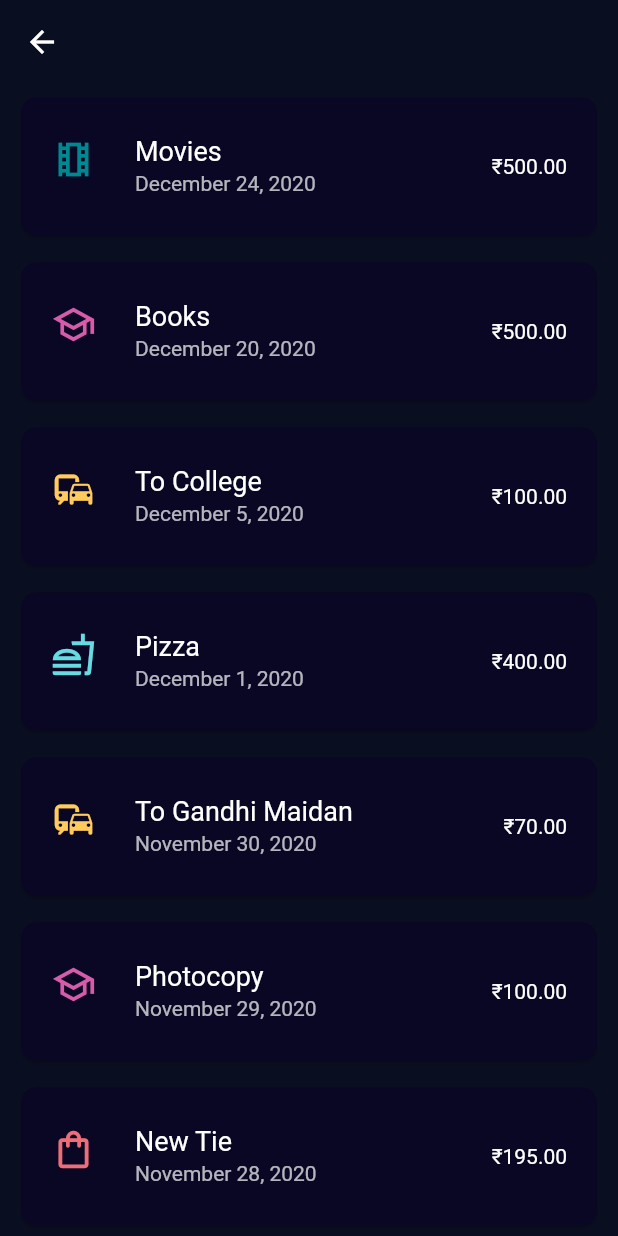
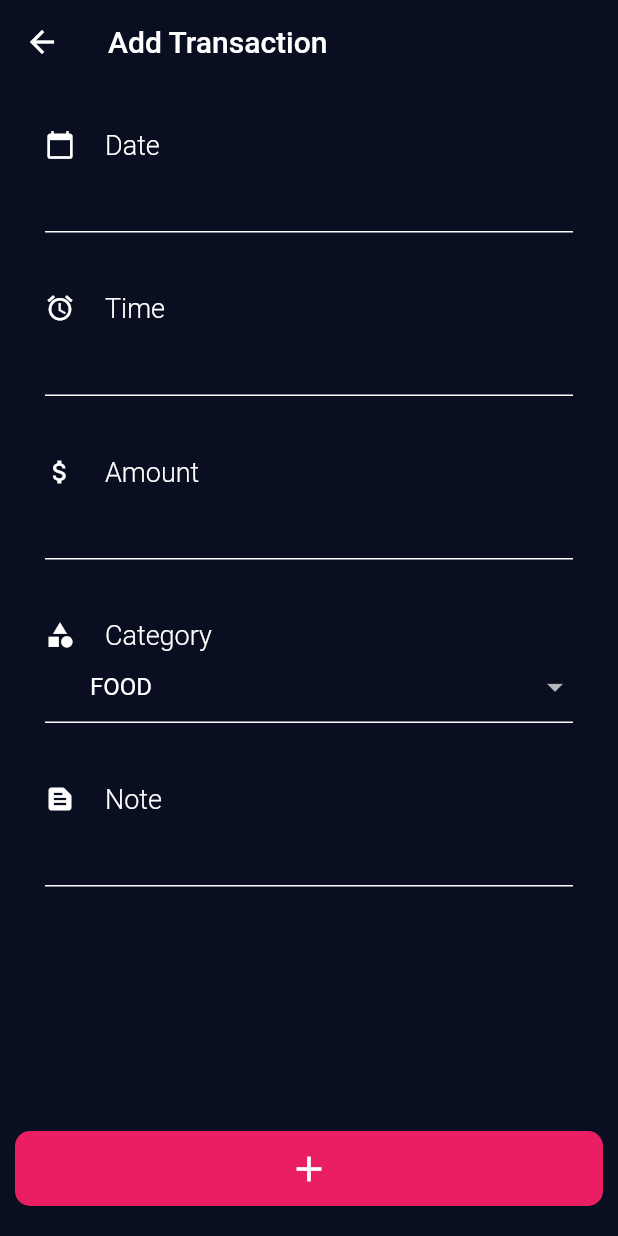
Before and after one commit to be-krishna/expensive, a Flutter app: the screen it shows after launch, after a tap on the "add" icon, on a phone screen of 412 x 824 dp. Run offline on Flutter 3.47's test engine with Material 2 defaults, Android fonts, the phone set to English and light mode, and no system bars; our stand-ins replace charts_flutter, font_awesome_flutter.

Commit message:
added add_expnse screen

```diff
--- a/lib/main.dart
+++ b/lib/main.dart
@@ -2,7 +2,7 @@ import 'package:expensive/models/expense_data.dart';
 import 'package:flutter/material.dart';
 import 'package:provider/provider.dart';
 
-import 'input_page.dart';
+import 'screens/dashboard.dart';
 
 void main() => runApp(MyApp());
 
--- /dev/null
+++ b/lib/screens/add_expense.dart
@@ -0,0 +1,180 @@
+import 'package:expensive/widgets/add_expense_button.dart';
+import 'package:flutter/material.dart';
+import 'package:intl/intl.dart';
+import 'package:provider/provider.dart';
+
+import '../models/expense.dart';
+import '../models/expense_data.dart';
+import '../resources/constants.dart';
+import '../widgets/add_transaction_field.dart';
+import '../widgets/category_select.dart';
+
+class AddExpense extends StatefulWidget {
+  @override
+  _AddExpenseState createState() => _AddExpenseState();
+}
+
+class _AddExpenseState extends State<AddExpense> {
+  ExpenseCategory category;
+  double amount;
+  String note;
+  String _hour, _minute, _time;
+  String dateTime;
+  DateTime selectedDate = DateTime.now();
+  TimeOfDay selectedTime = TimeOfDay(hour: 00, minute: 00);
+
+  TextEditingController _dateController = TextEditingController();
+  TextEditingController _timeController = TextEditingController();
+  TextEditingController _amountController = TextEditingController();
+  TextEditingController _noteController = TextEditingController();
+
+  Future<Null> _selectDate(BuildContext context) async {
+    final DateTime picked = await showDatePicker(
+        context: context,
+        initialDate: selectedDate,
+        initialDatePickerMode: DatePickerMode.day,
+        firstDate: DateTime(2015),
+        lastDate: DateTime.now(),
+        builder: (BuildContext context, Widget child) {
+          return Theme(
+            data: ThemeData.dark().copyWith(
+              colorScheme: ColorScheme.dark().copyWith(
+                primary: kSkyCrayola,
+                surface: kBgBlue,
+              ),
+            ),
+            child: child,
+          );
+        });
+    if (picked != null)
+      setState(() {
+        selectedDate = picked;
+        _dateController.text = DateFormat.yMd().format(selectedDate);
+      });
+  }
+
+  Future<Null> _selectTime(BuildContext context) async {
+    final TimeOfDay picked = await showTimePicker(
+        context: context,
+        initialTime: selectedTime,
+        builder: (BuildContext context, Widget child) {
+          return Theme(
+            data: ThemeData.dark().copyWith(
+              colorScheme: ColorScheme.dark().copyWith(
+                primary: kSkyCrayola,
+                surface: kBgBlue,
+              ),
+            ),
+            child: child,
+          );
+        });
+    if (picked != null)
+      setState(() {
+        selectedTime = picked;
+        _hour = selectedTime.hour.toString();
+        _minute = selectedTime.minute.toString();
+        _time = _hour + ' : ' + _minute;
+        _timeController.text = _time;
+        _timeController.text = DateFormat('h:mm a')
+            .format(DateTime(selectedDate.year, selectedDate.month,
+                selectedDate.day, selectedTime.hour, selectedTime.minute))
+            .toString();
+      });
+  }
+
+  @override
+  Widget build(BuildContext context) {
+    return Scaffold(
+      appBar: AppBar(
+        title: Text('Add Transaction'),
+        backgroundColor: Colors.transparent,
+        shadowColor: Colors.transparent,
+      ),
+      body: Padding(
+        padding: const EdgeInsets.only(left: 10, right: 10, bottom: 20),
+        child: Column(
+          crossAxisAlignment: CrossAxisAlignment.stretch,
+          children: [
+            Expanded(
+              child: Container(
+                padding: EdgeInsets.symmetric(horizontal: 20, vertical: 30),
+                child: SingleChildScrollView(
+                  child: Column(
+                    children: [
+                      AddTransactionField(
+                        labelIcon: Icons.calendar_today,
+                        labelText: 'Date',
+                        controller: _dateController,
+                        onTapFunction: () {
+                          _selectDate(context);
+                        },
+                      ),
+                      SizedBox(height: 40),
+                      AddTransactionField(
+                        labelIcon: Icons.alarm,
+                        labelText: 'Time',
+                        controller: _timeController,
+                        onTapFunction: () async {
+                          _selectTime(context);
+                        },
+                      ),
+                      SizedBox(height: 40),
+                      AddTransactionField(
+                        labelIcon: Icons.attach_money,
+                        labelText: 'Amount',
+                        controller: _amountController,
+                        onChangeFunction: (value) {
+                          amount = double.parse(value);
+                        },
+                      ),
+                      SizedBox(height: 40),
+                      ChooseCategory(
+                        labelIcon: Icons.category,
+                        labelText: 'Category',
+                        onChangeFunction: (value) {
+                          setState(() {
+                            category = value;
+                          });
+                        },
+                      ),
+                      SizedBox(height: 40),
+                      AddTransactionField(
+                        labelIcon: Icons.text_snippet,
+                        labelText: 'Note',
+                        controller: _noteController,
+                        onChangeFunction: (value) {
+                          note = value;
+                        },
+                      ),
+                    ],
+                  ),
+                ),
+              ),
+            ),
+            AddExpenseButton(
+              onTapFunction: () {
+                Provider.of<ExpenseData>(context, listen: false).addExpense(
+                  amount: amount,
+                  date: selectedDate,
+                  time: selectedTime,
+                  category: category,
+                  note: note,
+                );
+
+                _dateController.clear();
+                _timeController.clear();
+                _amountController.clear();
+                _noteController.clear();
+
+                FocusScope.of(context).unfocus();
+                ScaffoldMessenger.of(context).showSnackBar(SnackBar(
+                  content: Text('Task added'),
+                ));
+              },
+            ),
+          ],
+        ),
+      ),
+    );
+  }
+}
--- a/lib/input_page.dart
+++ b/lib/screens/dashboard.dart
@@ -1,12 +1,13 @@
+import 'package:expensive/screens/add_expense.dart';
 import 'package:expensive/screens/expense_history.dart';
 import 'package:expensive/screens/recent_expenses.dart';
 import 'package:flutter/material.dart';
 import 'package:font_awesome_flutter/font_awesome_flutter.dart';
 
-import 'widgets/add_expense_button.dart';
-import 'widgets/dashboard_chart.dart';
-import 'widgets/reusable_card.dart';
-import 'widgets/transaction_item.dart';
+import '../widgets/add_expense_button.dart';
+import '../widgets/dashboard_chart.dart';
+import '../widgets/reusable_card.dart';
+import '../widgets/transaction_item.dart';
 
 const activeCardColor = Color(0xff1d1e33);
 
@@ -27,7 +28,7 @@ class _InputPageState extends State<InputPage> {
             Padding(
               padding: const EdgeInsets.symmetric(horizontal: 15, vertical: 10),
               child: CircleAvatar(
-                radius: 24,
+                radius: 20,
                 backgroundImage: AssetImage('assets/images/profile.png'),
                 foregroundImage: AssetImage('assets/images/profile.png'),
               ),
@@ -36,7 +37,7 @@ class _InputPageState extends State<InputPage> {
               flex: 3,
               child: ReusableCard(
                 color: Colors.transparent,
-                cardChild: DonutAutoLabelChart.withSampleData(),
+                cardChild: DashboardChart.withSampleData(),
               ),
             ),
             // Expanded(child: ReusableCard(color: activeCardColor)),
@@ -102,12 +103,14 @@ class _InputPageState extends State<InputPage> {
                 ],
               ),
             ),
-            GestureDetector(
-              onTap: () {
-                Navigator.push(context,
-                    MaterialPageRoute(builder: (context) => RecentExpense()));
-              },
-              child: AddExpenseButton(),
+            Padding(
+              padding: const EdgeInsets.only(left: 10, right: 10, bottom: 20),
+              child: AddExpenseButton(
+                onTapFunction: () {
+                  Navigator.push(context,
+                      MaterialPageRoute(builder: (context) => AddExpense()));
+                },
+              ),
             )
           ],
         ),
--- a/lib/widgets/add_expense_button.dart
+++ b/lib/widgets/add_expense_button.dart
@@ -1,11 +1,15 @@
 import 'package:flutter/material.dart';
 
 const bottomContainerHeight = 50.0;
+
 class AddExpenseButton extends StatelessWidget {
+  final Function onTapFunction;
+
+  const AddExpenseButton({Key key, this.onTapFunction}) : super(key: key);
   @override
   Widget build(BuildContext context) {
-    return Padding(
-      padding: const EdgeInsets.only(bottom: 20, left: 20, right: 20),
+    return GestureDetector(
+      onTap: onTapFunction,
       child: Container(
         width: double.infinity,
         margin: EdgeInsets.only(top: 10),
--- /dev/null
+++ b/lib/widgets/add_transaction_field.dart
@@ -0,0 +1,51 @@
+import 'package:flutter/material.dart';
+
+import '../resources/constants.dart';
+
+class AddTransactionField extends StatelessWidget {
+  final IconData labelIcon;
+  final String labelText;
+  final Function onTapFunction;
+  final TextEditingController controller;
+  final Function onChangeFunction;
+  const AddTransactionField(
+      {Key key,
+      this.labelIcon,
+      this.labelText,
+      this.onTapFunction,
+      this.controller,
+      this.onChangeFunction})
+      : super(key: key);
+  @override
+  Widget build(BuildContext context) {
+    return Column(
+      children: [
+        Row(
+          children: [
+            Icon(
+              labelIcon,
+              color: Colors.white,
+              size: 20,
+            ),
+            SizedBox(width: 20),
+            Text(
+              labelText,
+              style: TextStyle(
+                  fontSize: 18,
+                  color: Colors.white,
+                  fontWeight: FontWeight.w300),
+            ),
+          ],
+        ),
+        TextFormField(
+          decoration: kTextFieldDecoration,
+          style: TextStyle(color: Colors.white, fontSize: 18),
+          cursorColor: Colors.white,
+          onTap: onTapFunction,
+          controller: controller,
+          onChanged: onChangeFunction,
+        ),
+      ],
+    );
+  }
+}
--- /dev/null
+++ b/lib/widgets/category_select.dart
@@ -0,0 +1,83 @@
+import 'package:flutter/material.dart';
+
+import '../models/expense.dart';
+import '../resources/constants.dart';
+
+class ChooseCategory extends StatefulWidget {
+  final IconData labelIcon;
+  final String labelText;
+  final Function onTapFunction;
+  final TextEditingController controller;
+  final Function onChangeFunction;
+  ChooseCategory(
+      {Key key,
+      this.labelIcon,
+      this.labelText,
+      this.onTapFunction,
+      this.controller,
+      this.onChangeFunction})
+      : super(key: key);
+
+  @override
+  _ChooseCategoryState createState() => _ChooseCategoryState();
+}
+
+class _ChooseCategoryState extends State<ChooseCategory> {
+  ExpenseCategory selectedCategory = ExpenseCategory.FOOD;
+
+  List<DropdownMenuItem> getDropdownItems() {
+    List<DropdownMenuItem<ExpenseCategory>> menuItems = [];
+
+    for (ExpenseCategory cat in items) {
+      menuItems.add(
+        DropdownMenuItem(
+          child: Text(cat.toString().split('.').last),
+          value: cat,
+        ),
+      );
+    }
+
+    return menuItems;
+  }
+
+  final List<ExpenseCategory> items = [
+    ExpenseCategory.EDUCATION,
+    ExpenseCategory.ENTERTAINMENT,
+    ExpenseCategory.FOOD,
+    ExpenseCategory.SHOPPING,
+    ExpenseCategory.TRANSPORT,
+    ExpenseCategory.OTHERS,
+  ];
+
+  @override
+  Widget build(BuildContext context) {
+    return Column(
+      children: [
+        Row(
+          children: [
+            Icon(
+              widget.labelIcon,
+              color: Colors.white,
+              size: 20,
+            ),
+            SizedBox(width: 20),
+            Text(
+              widget.labelText,
+              style: TextStyle(
+                  fontSize: 18,
+                  color: Colors.white,
+                  fontWeight: FontWeight.w300),
+            ),
+          ],
+        ),
+        DropdownButtonFormField(
+          value: selectedCategory,
+          items: getDropdownItems(),
+          onChanged: widget.onChangeFunction,
+          decoration: kTextFieldDecoration,
+          dropdownColor: Color(0xff0a0e21),
+        ),
+      ],
+    );
+  }
+}
--- a/lib/widgets/dashboard_chart.dart
+++ b/lib/widgets/dashboard_chart.dart
@@ -3,15 +3,15 @@
 import 'package:charts_flutter/flutter.dart' as charts;
 import 'package:flutter/material.dart';
 
-class DonutAutoLabelChart extends StatelessWidget {
+class DashboardChart extends StatelessWidget {
   final List<charts.Series> seriesList;
   final bool animate;
 
-  DonutAutoLabelChart(this.seriesList, {this.animate});
+  DashboardChart(this.seriesList, {this.animate});
 
   /// Creates a [PieChart] with sample data and no transition.
-  factory DonutAutoLabelChart.withSampleData() {
-    return new DonutAutoLabelChart(
+  factory DashboardChart.withSampleData() {
+    return new DashboardChart(
       _createSampleData(),
       // Disable animations for image tests.
       animate: true,
```
Also changed, not shown: lib/screens/expense_history.dart (+6 -2 lines), lib/widgets/stats_chart.dart (added, +81 -0 lines).
